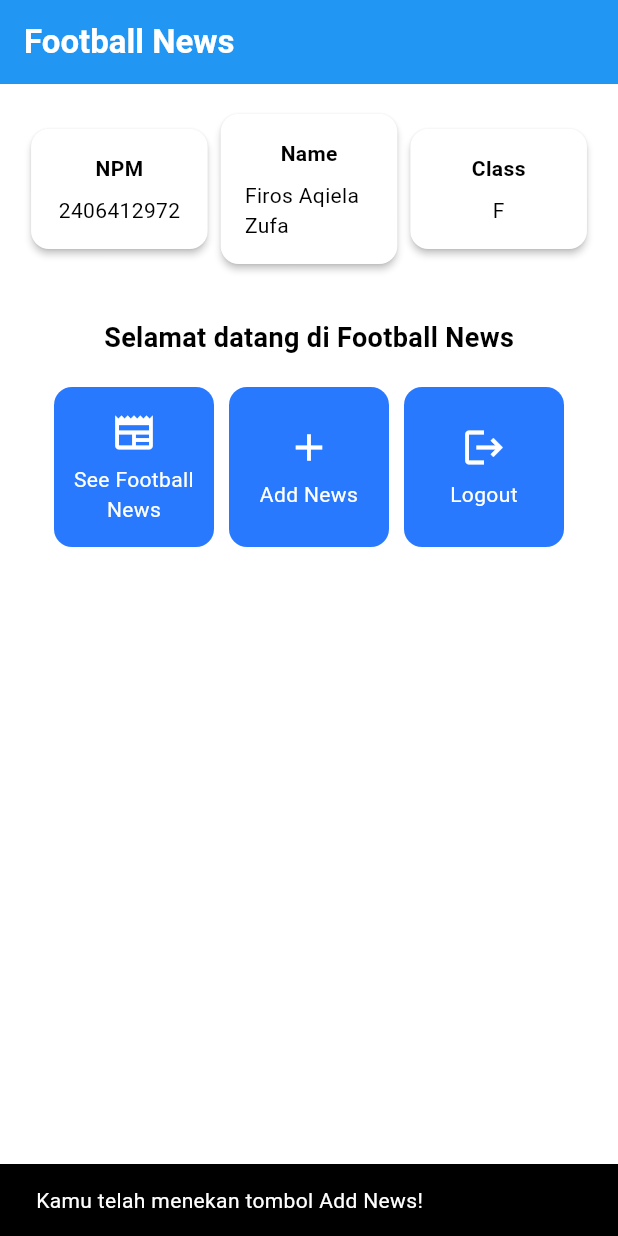
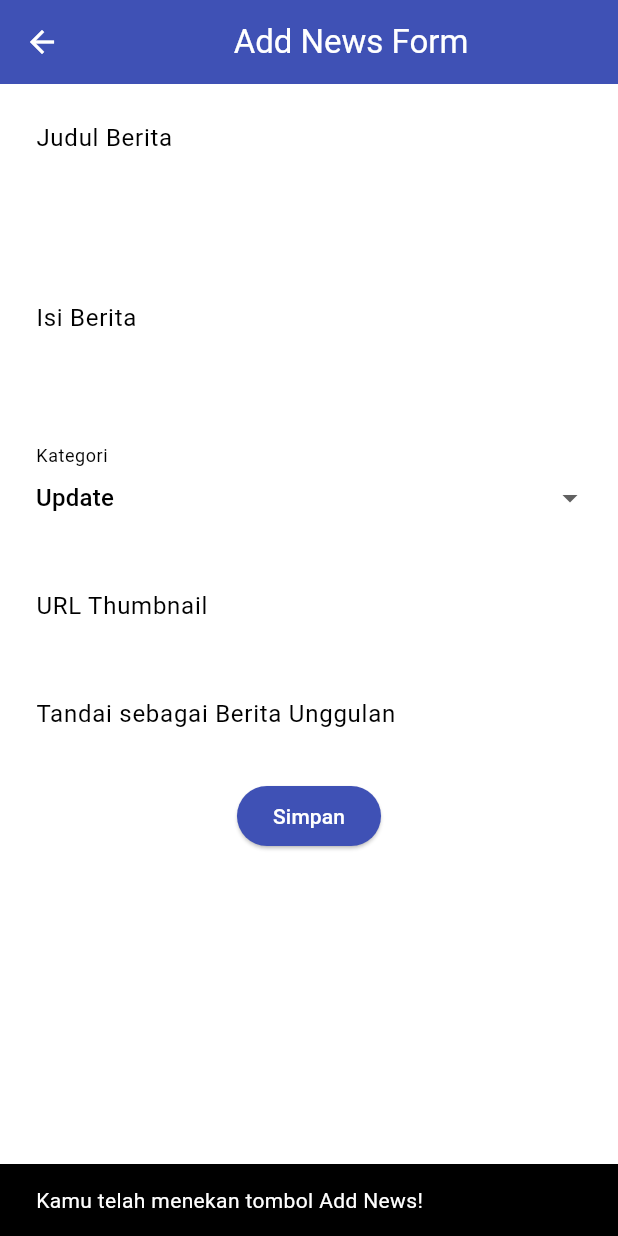
Before and after one commit to firoszfa/football-news-mobile, a Flutter app: the screen it shows after launch, after a tap on "Add News", on a phone screen of 412 x 824 dp. Run offline on Flutter 3.47's test engine with Material 3 defaults, Android fonts, the phone set to English and light mode, and no system bars.

Commit message:
tutorial 7 done

```diff
--- a/lib/main.dart
+++ b/lib/main.dart
@@ -1,5 +1,5 @@
 import 'package:flutter/material.dart';
-import 'package:football_news/menu.dart';
+import 'package:football_news/screens/menu.dart';
 
 void main() {
   runApp(const MyApp());
--- a/lib/menu.dart
+++ b/lib/screens/menu.dart
@@ -1,4 +1,7 @@
 import 'package:flutter/material.dart';
+import 'package:football_news/screens/newslist_form.dart'; // Import the form page
+import 'package:football_news/widget/left_drawer.dart';
+import 'package:football_news/widget/news_card.dart';
 
 class MyHomePage extends StatelessWidget {
   MyHomePage({super.key});
@@ -18,7 +21,6 @@ class MyHomePage extends StatelessWidget {
   Widget build(BuildContext context) {
     // Scaffold menyediakan struktur dasar halaman dengan AppBar dan body.
     return Scaffold(
-      // AppBar adalah bagian atas halaman yang menampilkan judul.
       appBar: AppBar(
         // Judul aplikasi "Football News" dengan teks putih dan tebal.
         title: const Text(
@@ -31,6 +33,7 @@ class MyHomePage extends StatelessWidget {
         // Warna latar belakang AppBar diambil dari skema warna tema aplikasi.
         backgroundColor: Theme.of(context).colorScheme.primary,
       ),
+      drawer: LeftDrawer(),
       // Body halaman dengan padding di sekelilingnya.
       body: Padding(
         padding: const EdgeInsets.all(16.0),
@@ -126,64 +129,3 @@ class InfoCard extends StatelessWidget {
     );
   }
 }
-
-class ItemHomepage {
-  final String name;
-  final IconData icon;
-
-  ItemHomepage(this.name, this.icon);
-}
-
-class ItemCard extends StatelessWidget {
-  // Menampilkan kartu dengan ikon dan nama.
-
-  final ItemHomepage item;
-
-  const ItemCard(this.item, {super.key});
-
-  @override
-  Widget build(BuildContext context) {
-    return Material(
-      // Menentukan warna latar belakang dari tema aplikasi.
-      color: Theme.of(context).colorScheme.secondary,
-      // Membuat sudut kartu melengkung.
-      borderRadius: BorderRadius.circular(12),
-
-      child: InkWell(
-        // Aksi ketika kartu ditekan.
-        onTap: () {
-          // Menampilkan pesan SnackBar saat kartu ditekan.
-          ScaffoldMessenger.of(context)
-            ..hideCurrentSnackBar()
-            ..showSnackBar(
-                SnackBar(content: Text("Kamu telah menekan tombol ${item.name}!"))
-            );
-        },
-        // Container untuk menyimpan Icon dan Text
-        child: Container(
-          padding: const EdgeInsets.all(8),
-          child: Center(
-            child: Column(
-              // Menyusun ikon dan teks di tengah kartu.
-              mainAxisAlignment: MainAxisAlignment.center,
-              children: [
-                Icon(
-                  item.icon,
-                  color: Colors.white,
-                  size: 30.0,
-                ),
-                const Padding(padding: EdgeInsets.all(3)),
-                Text(
-                  item.name,
-                  textAlign: TextAlign.center,
-                  style: const TextStyle(color: Colors.white),
-                ),
-              ],
-            ),
-          ),
-        ),
-      ),
-    );
-  }
-
-}
--- /dev/null
+++ b/lib/screens/newslist_form.dart
@@ -0,0 +1,226 @@
+import 'package:flutter/material.dart';
+import 'package:football_news/widget/left_drawer.dart';
+// TODO: Impor drawer yang sudah dibuat sebelumnya
+
+class NewsFormPage extends StatefulWidget {
+  const NewsFormPage({super.key});
+
+  @override
+  State<NewsFormPage> createState() => _NewsFormPageState();
+}
+
+class _NewsFormPageState extends State<NewsFormPage> {
+
+  final _formKey = GlobalKey<FormState>();
+  String _title = "";
+  String _content = "";
+  String _category = "update"; // default
+  String _thumbnail = "";
+  bool _isFeatured = false; // default
+
+  final List<String> _categories = [
+    'transfer',
+    'update',
+    'exclusive',
+    'match',
+    'rumor',
+    'analysis',
+  ];
+
+  @override
+  Widget build(BuildContext context) {
+    return Scaffold(
+      appBar: AppBar(
+        title: const Center(
+          child: Text(
+            'Add News Form',
+          ),
+        ),
+        backgroundColor: Colors.indigo,
+        foregroundColor: Colors.white,
+      ),
+      // TODO: Tambahkan drawer yang sudah dibuat di sini
+        body: Form(
+          key: _formKey,
+          child: SingleChildScrollView(
+              child: Column(
+                  crossAxisAlignment: CrossAxisAlignment.start,
+                  children:[
+                  // === Title ===
+                  Padding(
+                  padding: const EdgeInsets.all(8.0),
+                    child: TextFormField(
+                      decoration: InputDecoration(
+                        hintText: "Judul Berita",
+                        labelText: "Judul Berita",
+                        border: OutlineInputBorder(
+                          borderRadius: BorderRadius.circular(5.0),
+                        ),
+                      ),
+                      onChanged: (String? value) {
+                        setState(() {
+                          _title = value!;
+                        });
+                      },
+                      validator: (String? value) {
+                        if (value == null || value.isEmpty) {
+                          return "Judul tidak boleh kosong!";
+                        }
+                        return null;
+                      },
+                    ),
+                  ),
+                    Padding(
+                      padding: const EdgeInsets.all(8.0),
+                      child: TextFormField(
+                        maxLines: 5,
+                        decoration: InputDecoration(
+                          hintText: "Isi Berita",
+                          labelText: "Isi Berita",
+                          border: OutlineInputBorder(
+                            borderRadius: BorderRadius.circular(5.0),
+                          ),
+                        ),
+                        onChanged: (String? value) {
+                          setState(() {
+                            _content = value!;
+                          });
+                        },
+                        validator: (String? value) {
+                          if (value == null || value.isEmpty) {
+                            return "Isi berita tidak boleh kosong!";
+                          }
+                          return null;
+                        },
+                      ),
+                    ),
+
+                    // === Category ===
+                    Padding(
+                      padding: const EdgeInsets.all(8.0),
+                      child: DropdownButtonFormField<String>(
+                        decoration: InputDecoration(
+                          labelText: "Kategori",
+                          border: OutlineInputBorder(
+                            borderRadius: BorderRadius.circular(5.0),
+                          ),
+                        ),
+                        value: _category,
+                        items: _categories
+                            .map((cat) => DropdownMenuItem(
+                          value: cat,
+                          child: Text(
+                              cat[0].toUpperCase() + cat.substring(1)),
+                        ))
+                            .toList(),
+                        onChanged: (String? newValue) {
+                          setState(() {
+                            _category = newValue!;
+                          });
+                        },
+                      ),
+                    ),
+
+                    // === Thumbnail URL ===
+                    Padding(
+                      padding: const EdgeInsets.all(8.0),
+                      child: TextFormField(
+                        decoration: InputDecoration(
+                          hintText: "URL Thumbnail (opsional)",
+                          labelText: "URL Thumbnail",
+                          border: OutlineInputBorder(
+                            borderRadius: BorderRadius.circular(5.0),
+                          ),
+                        ),
+                        onChanged: (String? value) {
+                          setState(() {
+                            _thumbnail = value!;
+                          });
+                        },
+                      ),
+                    ),
+
+                    // === Is Featured ===
+                    Padding(
+                      padding: const EdgeInsets.all(8.0),
+                      child: SwitchListTile(
+                        title: const Text("Tandai sebagai Berita Unggulan"),
+                        value: _isFeatured,
+                        onChanged: (bool value) {
+                          setState(() {
+                            _isFeatured = value;
+                          });
+                        },
+                      ),
+                    ),
+                  Align(
+                    alignment: Alignment.bottomCenter,
+                    child: Padding(
+                      padding: const EdgeInsets.all(8.0),
+                      child: ElevatedButton(
+                        // <-- Mulai ElevatedButton
+                        style: ButtonStyle(
+                          backgroundColor:
+                          MaterialStateProperty.all(Colors.indigo),
+                        ),
+                        onPressed: () {
+                          if (_formKey.currentState!.validate()) {
+                            showDialog(
+                              context: context,
+                              builder: (context) {
+                                return AlertDialog(
+                                  // REKOMENDASI: Ganti judul ini
+                                  title: const Text(
+                                      'Berita berhasil tersimpan'), // Semula 'Produk...'
+                                  content: SingleChildScrollView(
+                                    child: Column(
+                                      crossAxisAlignment:
+                                      CrossAxisAlignment.start,
+                                      children: [
+                                        Text('Judul: $_title'),
+                                        Text('Isi: $_content'),
+                                        Text('Kategori: $_category'),
+                                        Text(
+                                            'Thumbnail: $_thumbnail'), // Pastikan _thumbnail tidak null
+                                        Text(
+                                            'Unggulan: ${_isFeatured ? "Ya" : "Tidak"}'),
+                                      ],
+                                    ),
+                          ),
+                          actions: [
+                            TextButton(
+                              child: const Text('OK'),
+                              onPressed: () {
+                                Navigator.pop(context);
+                                // REKOMENDASI: Tambahkan ini untuk reset form
+                                setState(() {
+                                  _formKey.currentState!.reset();
+                                  _title = "";
+                                  _content = "";
+                                  _category = "update";
+                                  _thumbnail = "";
+                                  _isFeatured = false;
+                                });
+                              },
+                            ),
+                          ],
+                        );
+                      },
+                    );
+                  }
+                },
+                // INI ADALAH CHILD YANG BENAR
+                child: const Text(
+                  "Simpan",
+                  style: TextStyle(color: Colors.white),
+                ),
+              ), // <-- Akhir ElevatedButton
+            ),
+          ),
+          ],
+          )
+          ),
+        ),
+    );
+  }
+}
--- /dev/null
+++ b/lib/widget/left_drawer.dart
@@ -0,0 +1,77 @@
+import 'package:flutter/material.dart';
+import 'package:football_news/screens/menu.dart';
+// Impor halaman form yang akan dituju
+import 'package:football_news/screens/newslist_form.dart';
+
+class LeftDrawer extends StatelessWidget {
+  const LeftDrawer({super.key});
+
+  @override
+  Widget build(BuildContext context) {
+    return Drawer(
+      child: ListView(
+        children: [
+          const DrawerHeader(
+            decoration: BoxDecoration(
+              color: Colors.blue,
+            ),
+            child: Column(
+              children: [
+                Text(
+                  'Football News',
+                  textAlign: TextAlign.center,
+                  style: TextStyle(
+                    fontSize: 30,
+                    fontWeight: FontWeight.bold,
+                    color: Colors.white,
+                  ),
+                ),
+                Padding(padding: EdgeInsets.all(10)),
+                Text(
+                  "Seluruh berita sepak bola terkini di sini!",
+                  // TODO: Tambahkan gaya teks dengan center alignment, font ukuran 15, warna putih, dan weight biasa
+                  // JAWABAN: Menambahkan style pada Text widget
+                  textAlign: TextAlign.center,
+                  style: TextStyle(
+                    fontSize: 15,
+                    color: Colors.white,
+                    fontWeight: FontWeight.normal,
+                  ),
+                ),
+              ],
+            ),
+          ),
+          ListTile(
+            leading: const Icon(Icons.home_outlined),
+            title: const Text('Home'),
+            // Bagian redirection ke MyHomePage
+            onTap: () {
+              Navigator.pushReplacement(
+                context,
+                MaterialPageRoute(
+                  builder: (context) => MyHomePage(),
+                ),
+              );
+            },
+          ),
+          ListTile(
+            leading: const Icon(Icons.post_add),
+            title: const Text('Add News'),
+            // Bagian redirection ke NewsFormPage
+            onTap: () {
+              /*
+              TODO: Buatlah routing ke NewsFormPage di sini,
+              setelah halaman NewsFormPage sudah dibuat.
+              */
+              // JAWABAN: Navigasi ke NewsFormPage menggunakan Navigator.push
+              Navigator.push(
+                context,
+                MaterialPageRoute(builder: (context) => const NewsFormPage()),
+              );
+            },
+          ),
+        ],
+      ),
+    );
+  }
+}
--- /dev/null
+++ b/lib/widget/news_card.dart
@@ -0,0 +1,71 @@
+import 'package:flutter/material.dart';
+import 'package:football_news/screens/newslist_form.dart';
+
+class ItemHomepage {
+  final String name;
+  final IconData icon;
+
+  ItemHomepage(this.name, this.icon);
+}
+
+class ItemCard extends StatelessWidget {
+  // Menampilkan kartu dengan ikon dan nama.
+
+  final ItemHomepage item;
+
+  const ItemCard(this.item, {super.key});
+
+  @override
+  Widget build(BuildContext context) {
+    return Material(
+      // Menentukan warna latar belakang dari tema aplikasi.
+      color: Theme.of(context).colorScheme.secondary,
+      // Membuat sudut kartu melengkung.
+      borderRadius: BorderRadius.circular(12),
+
+      child: InkWell(
+        // Aksi ketika kartu ditekan.
+        onTap: () {
+          // Memunculkan SnackBar ketika diklik
+          ScaffoldMessenger.of(context)
+            ..hideCurrentSnackBar()
+            ..showSnackBar(SnackBar(
+                content: Text("Kamu telah menekan tombol ${item.name}!")));
+
+          // Navigate ke route yang sesuai (tergantung jenis tombol)
+          if (item.name == "Add News") {
+            // TODO: Gunakan Navigator.push untuk melakukan navigasi ke MaterialPageRoute yang mencakup NewsFormPage.
+            Navigator.push(
+              context,
+              MaterialPageRoute(builder: (context) => const NewsFormPage()),
+            );
+          }
+
+        },
+        // Container untuk menyimpan Icon dan Text
+        child: Container(
+          padding: const EdgeInsets.all(8),
+          child: Center(
+            child: Column(
+              // Menyusun ikon dan teks di tengah kartu.
+              mainAxisAlignment: MainAxisAlignment.center,
+              children: [
+                Icon(
+                  item.icon,
+                  color: Colors.white,
+                  size: 30.0,
+                ),
+                const Padding(padding: EdgeInsets.all(3)),
+                Text(
+                  item.name,
+                  textAlign: TextAlign.center,
+                  style: const TextStyle(color: Colors.white),
+                ),
+              ],
+            ),
+          ),
+        ),
+      ),
+    );
+  }
+}
```
